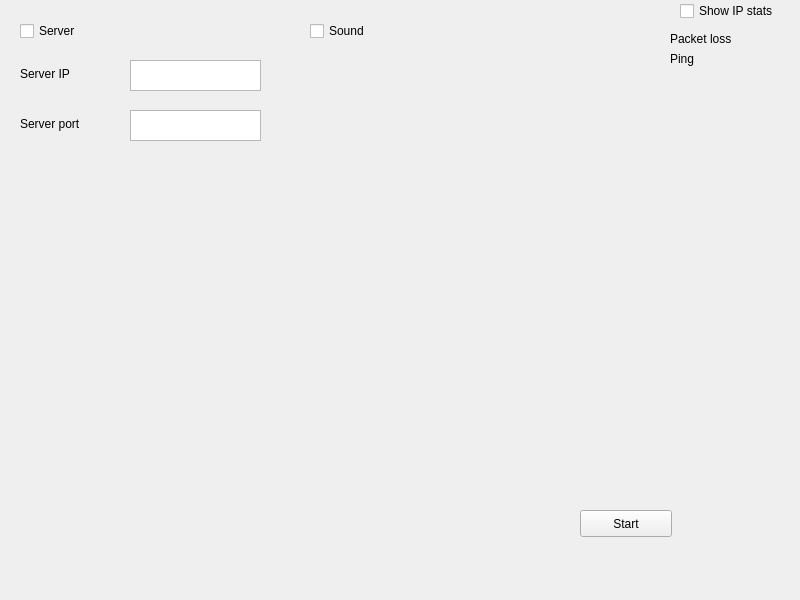
Above: gui/ui/main_window.ui from contremaitre/BomberDude before the change. Below: the same form after it.
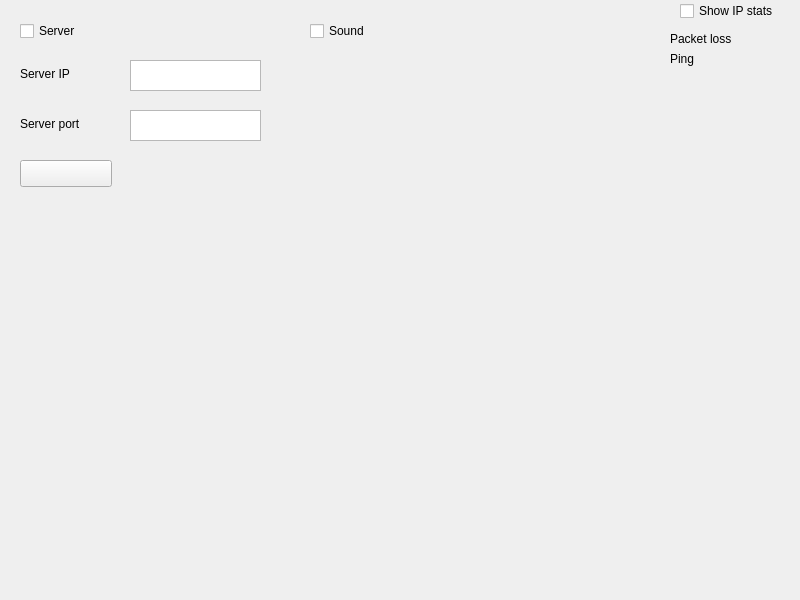
That is the form after the change.

Commit message: Start the server in its own process

What changed in the file:
```diff
--- a/gui/ui/main_window.ui
+++ b/gui/ui/main_window.ui
@@ -20,32 +20,13 @@
    <string>MainWindow</string>
   </property>
   <widget class="QWidget" name="centralwidget">
-   <widget class="QPushButton" name="startButton">
-    <property name="geometry">
-     <rect>
-      <x>580</x>
-      <y>510</y>
-      <width>92</width>
-      <height>27</height>
-     </rect>
-    </property>
-    <property name="sizePolicy">
-     <sizepolicy hsizetype="Expanding" vsizetype="Expanding">
-      <horstretch>0</horstretch>
-      <verstretch>0</verstretch>
-     </sizepolicy>
-    </property>
-    <property name="text">
-     <string>Start</string>
-    </property>
-   </widget>
    <widget class="QWidget" name="network_pref" native="true">
     <property name="geometry">
      <rect>
       <x>10</x>
       <y>10</y>
       <width>271</width>
-      <height>161</height>
+      <height>191</height>
      </rect>
     </property>
     <widget class="QCheckBox" name="isServer">
@@ -107,6 +88,19 @@
       </rect>
      </property>
     </widget>
+    <widget class="QPushButton" name="serverButton">
+     <property name="geometry">
+      <rect>
+       <x>10</x>
+       <y>150</y>
+       <width>92</width>
+       <height>27</height>
+      </rect>
+     </property>
+     <property name="text">
+      <string/>
+     </property>
+    </widget>
    </widget>
    <widget class="QWidget" name="sound_pref" native="true">
     <property name="geometry">
```
The commit also changes 6 other files.
